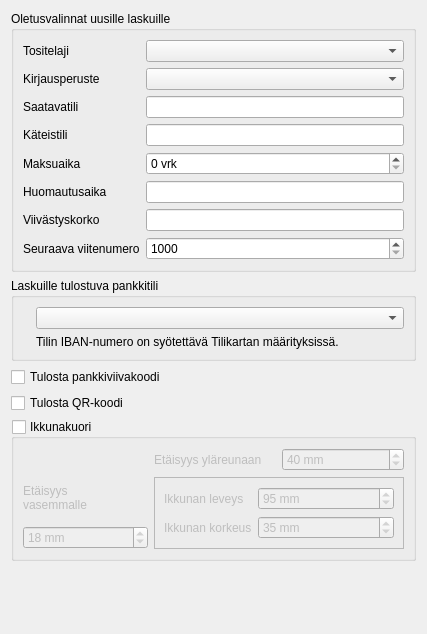
Above: kitupiikki/maaritys/laskumaaritys.ui from artoh/kitupiikki before the change. Below: the same form after it.
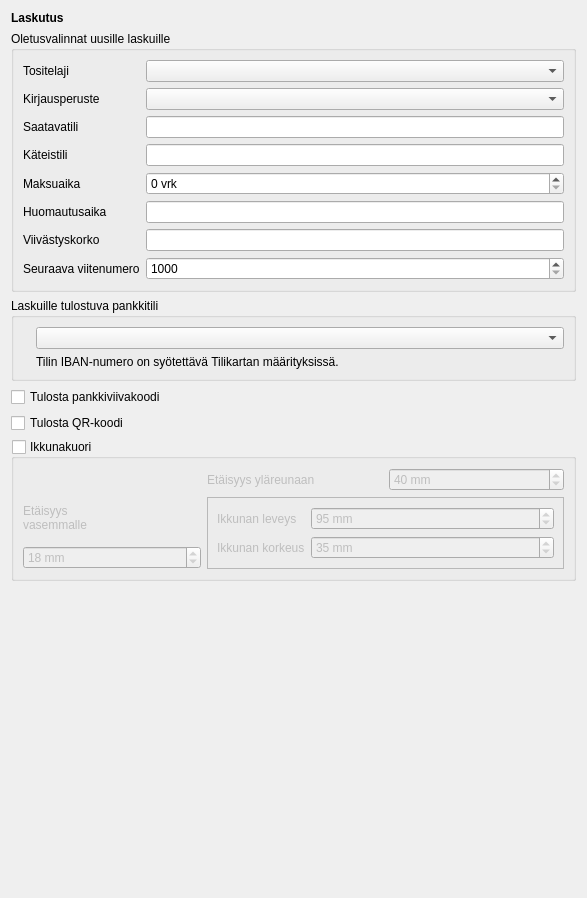
That is the form after the change. Icons and pictures are not drawn. Custom widgets are drawn as their Qt base class.

The edit to the form file:
```diff
--- a/kitupiikki/maaritys/laskumaaritys.ui
+++ b/kitupiikki/maaritys/laskumaaritys.ui
@@ -6,14 +6,27 @@
    <rect>
     <x>0</x>
     <y>0</y>
-    <width>427</width>
-    <height>634</height>
+    <width>587</width>
+    <height>898</height>
    </rect>
   </property>
   <property name="windowTitle">
    <string>Form</string>
   </property>
   <layout class="QVBoxLayout" name="verticalLayout_2">
+   <item>
+    <widget class="QLabel" name="label_14">
+     <property name="font">
+      <font>
+       <weight>75</weight>
+       <bold>true</bold>
+      </font>
+     </property>
+     <property name="text">
+      <string>Laskutus</string>
+     </property>
+    </widget>
+   </item>
    <item>
     <widget class="QGroupBox" name="groupBox">
      <property name="title">
```
Left out of the diff: 12 changed lines with no effect on the pictures.
